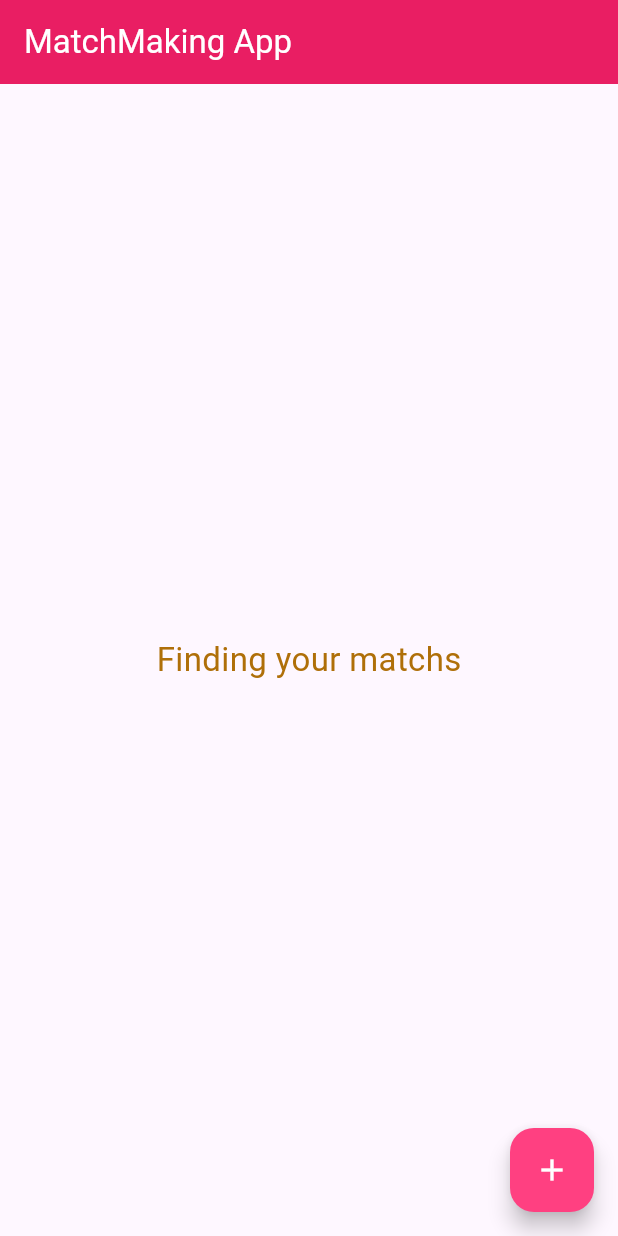
After one commit to riley-tannie/flutter_app, a Flutter app: the screen it shows after launch, after a tap on the "add" icon, on a phone screen of 412 x 824 dp. The commit adds this screen. Run offline on Flutter 3.47's test engine with Material 3 defaults, Android fonts, the phone set to English and light mode, and no system bars.

Commit message:
counter in back, toggle button

```diff
--- a/lib/main.dart
+++ b/lib/main.dart
@@ -1,8 +1,8 @@
 import 'package:flutter/material.dart';
-import 'package:flutter_app/week04/matchm.dart';
+import 'package:flutter_app/week04/findmatch.dart';
 
 void main(){
   runApp(MaterialApp(
-    home: Matchm()),
+    home: Findmatch()),
   );
 }
--- /dev/null
+++ b/lib/week04/findmatch.dart
@@ -0,0 +1,49 @@
+import 'package:flutter/material.dart';
+
+class Findmatch extends StatefulWidget {
+  const Findmatch({super.key});
+
+  @override
+  State<Findmatch> createState() => _FindmatchState();
+}
+
+class _FindmatchState extends State<Findmatch> {
+  //state variables create
+  String message = 'Love is in the air';
+  int count = 0;
+
+  void toggling(){
+    setState(() {
+      message = (message == 'Love is in the air') ? 'Finding your matchs' : 'Love is in the air';
+      count++;
+    });
+  }
+  @override
+  Widget build(BuildContext context) {
+    return Scaffold(
+      appBar: AppBar(
+        title: Text('MatchMaking App',
+          style: TextStyle(color: Colors.white),),
+        backgroundColor: Colors.pink,
+        ),
+        body: Center(
+          child: Text(
+            //'Counter = $count',
+            message,
+            style: TextStyle(fontSize: 22, color: Color.fromARGB(255,175,111,9)),
+          ),
+        ),
+        floatingActionButton: FloatingActionButton(
+          onPressed: toggling,
+          //(){
+            //print('You are finding a match');
+            //debugPrint('only run in debug mode, not in release version'); prefer
+            //setState(() {
+              //message = 'Finding your matches';
+            //});
+          //},
+          backgroundColor: Colors.pinkAccent,
+          child: Icon(Icons.add, color: Colors.white,),),
+    );
+  }
+}
```
